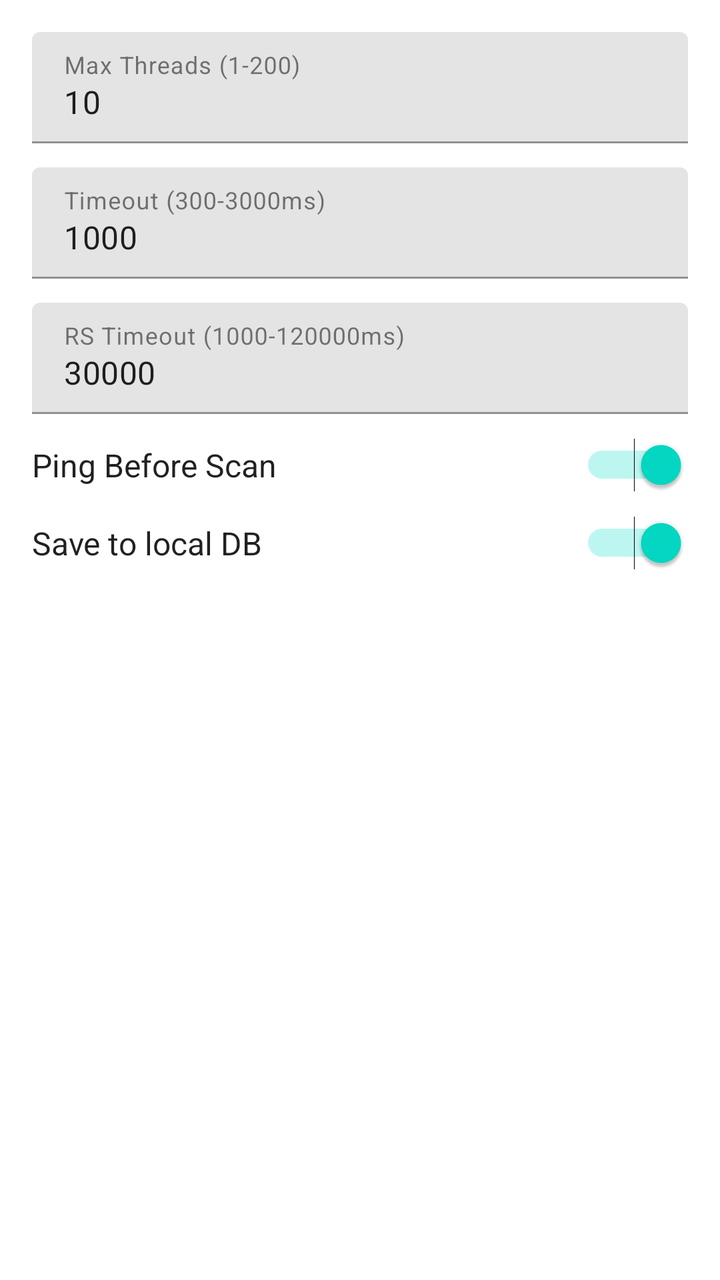
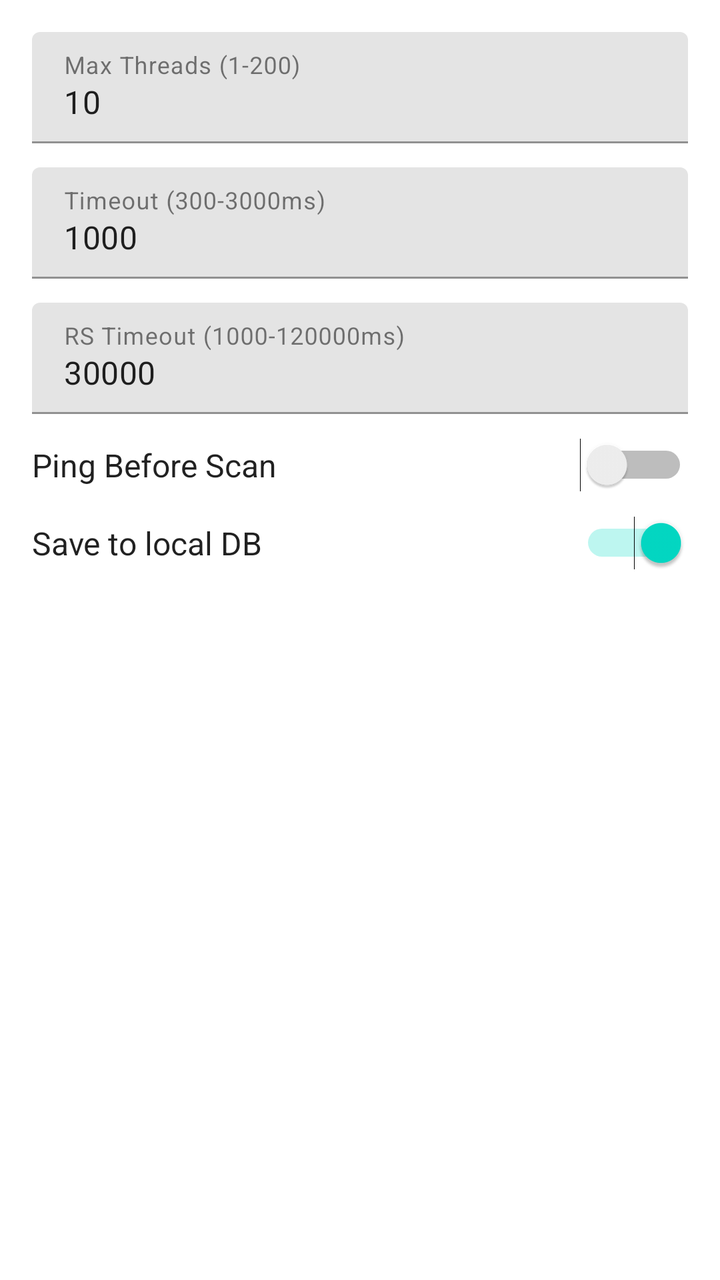

Two renders of the same Android screen: before a commit and after it. Below are the layout's source before the change and the commit's diff.
<!-- AndroidManifest.xml: application theme Theme.WIFIFrankenstein.Green -->
<!-- res/layout/dialog_router_settings.xml -->
<?xml version="1.0" encoding="utf-8"?>
<LinearLayout xmlns:android="http://schemas.android.com/apk/res/android"
    android:layout_width="match_parent"
    android:layout_height="wrap_content"
    android:orientation="vertical"
    android:padding="16dp">

    <com.google.android.material.textfield.TextInputLayout
        android:id="@+id/maxThreadsInput"
        android:layout_width="match_parent"
        android:layout_height="wrap_content"
        android:layout_marginBottom="12dp"
        android:hint="Max Threads (1-200)">

        <com.google.android.material.textfield.TextInputEditText
            android:layout_width="match_parent"
            android:layout_height="wrap_content"
            android:inputType="number"
            android:text="10" />
    </com.google.android.material.textfield.TextInputLayout>

    <com.google.android.material.textfield.TextInputLayout
        android:id="@+id/timeoutInput"
        android:layout_width="match_parent"
        android:layout_height="wrap_content"
        android:layout_marginBottom="12dp"
        android:hint="Timeout (300-3000ms)">

        <com.google.android.material.textfield.TextInputEditText
            android:layout_width="match_parent"
            android:layout_height="wrap_content"
            android:inputType="number"
            android:text="1000" />
    </com.google.android.material.textfield.TextInputLayout>

    <com.google.android.material.textfield.TextInputLayout
        android:id="@+id/rsTimeoutInput"
        android:layout_width="match_parent"
        android:layout_height="wrap_content"
        android:layout_marginBottom="12dp"
        android:hint="RS Timeout (1000-120000ms)">

        <com.google.android.material.textfield.TextInputEditText
            android:layout_width="match_parent"
            android:layout_height="wrap_content"
            android:inputType="number"
            android:text="30000" />
    </com.google.android.material.textfield.TextInputLayout>

    <LinearLayout
        android:layout_width="match_parent"
        android:layout_height="wrap_content"
        android:layout_marginBottom="12dp"
        android:gravity="center_vertical"
        android:orientation="horizontal">

        <TextView
            android:layout_width="0dp"
            android:layout_height="wrap_content"
            android:layout_weight="1"
            android:text="Ping Before Scan"
            android:textSize="16sp" />

        <android.widget.Switch
            android:id="@+id/pingBeforeScanSwitch"
            android:layout_width="wrap_content"
            android:layout_height="wrap_content"
            android:checked="true" />
    </LinearLayout>

    <LinearLayout
        android:layout_width="match_parent"
        android:layout_height="wrap_content"
        android:layout_marginBottom="12dp"
        android:gravity="center_vertical"
        android:orientation="horizontal">

        <TextView
            android:layout_width="0dp"
            android:layout_height="wrap_content"
            android:layout_weight="1"
            android:text="Save to local DB"
            android:textSize="16sp" />

        <android.widget.Switch
            android:id="@+id/saveToDbSwitch"
            android:layout_width="wrap_content"
            android:layout_height="wrap_content"
            android:checked="true" />
    </LinearLayout>
</LinearLayout>
<!-- resources referenced by this layout -->
<resources>
  <style name="Theme.WIFIFrankenstein.Green" parent="Theme.WIFIFrankenstein.Base">
          <item name="colorPrimary">@color/green_500</item>
          <item name="colorPrimaryVariant">@color/green_700</item>
          <item name="colorOnPrimary">@color/white</item>
          <item name="colorSecondary">@color/teal_200</item>
          <item name="colorSecondaryVariant">@color/teal_700</item>
          <item name="colorOnSecondary">@color/black</item>
          <item name="android:statusBarColor">?attr/colorPrimaryVariant</item>
          <item name="colorSurface">@color/card_background_light</item>
          <item name="colorOnSurface">@color/text_primary</item>
          <item name="colorOnSurfaceVariant">@color/text_secondary</item>
          <item name="colorSurfaceVariant">@color/text_color_light</item>
          <item name="colorPrimaryContainer">@color/green_200</item>
          <item name="colorOnPrimaryContainer">@color/black</item>
          <item name="colorSecondaryContainer">@color/teal_200</item>
          <item name="colorOnSecondaryContainer">@color/black</item>
          <item name="android:textColor">@color/text_color_light</item>
      </style>
  <style name="Theme.WIFIFrankenstein.Base" parent="Theme.MaterialComponents.DayNight.NoActionBar">
          <item name="windowActionBar">false</item>
          <item name="windowNoTitle">true</item>
          <item name="colorErrorContainer">@color/error_container_light</item>
          <item name="colorOnErrorContainer">@color/on_error_container_light</item>
      </style>
  <color name="green_500">#4CAF50</color>
  <color name="green_700">#388E3C</color>
  <color name="white">#FFFFFFFF</color>
  <color name="teal_200">#FF03DAC5</color>
  <color name="teal_700">#FF018786</color>
  <color name="black">#FF000000</color>
  <color name="card_background_light">#FFFFFF</color>
  <color name="text_primary">#DE000000</color>
  <color name="text_secondary">#99000000</color>
  <color name="text_color_light">#DE000000</color>
  <color name="green_200">#A5D6A7</color>
  <color name="error_container_light">#FFDAD6</color>
  <color name="on_error_container_light">#410002</color>
</resources>

<!-- the commit's change to res/layout/dialog_router_settings.xml (unified diff, before → after) -->
@@ -65,7 +65,7 @@
             android:id="@+id/pingBeforeScanSwitch"
             android:layout_width="wrap_content"
             android:layout_height="wrap_content"
-            android:checked="true" />
+            android:checked="false" />
     </LinearLayout>
 
     <LinearLayout
